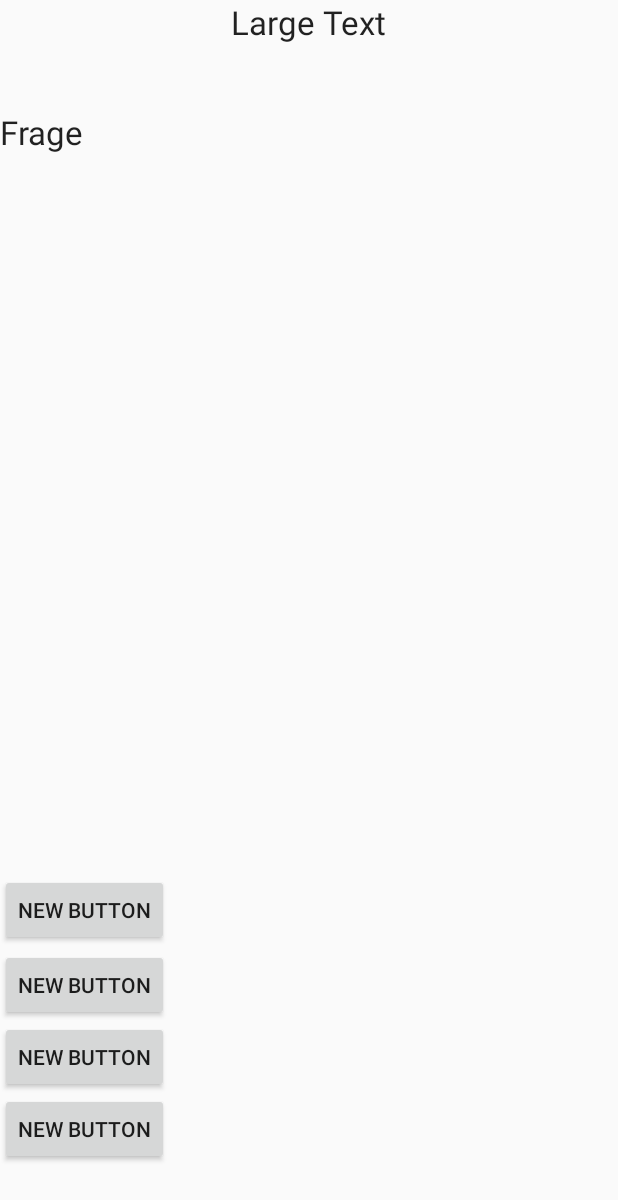
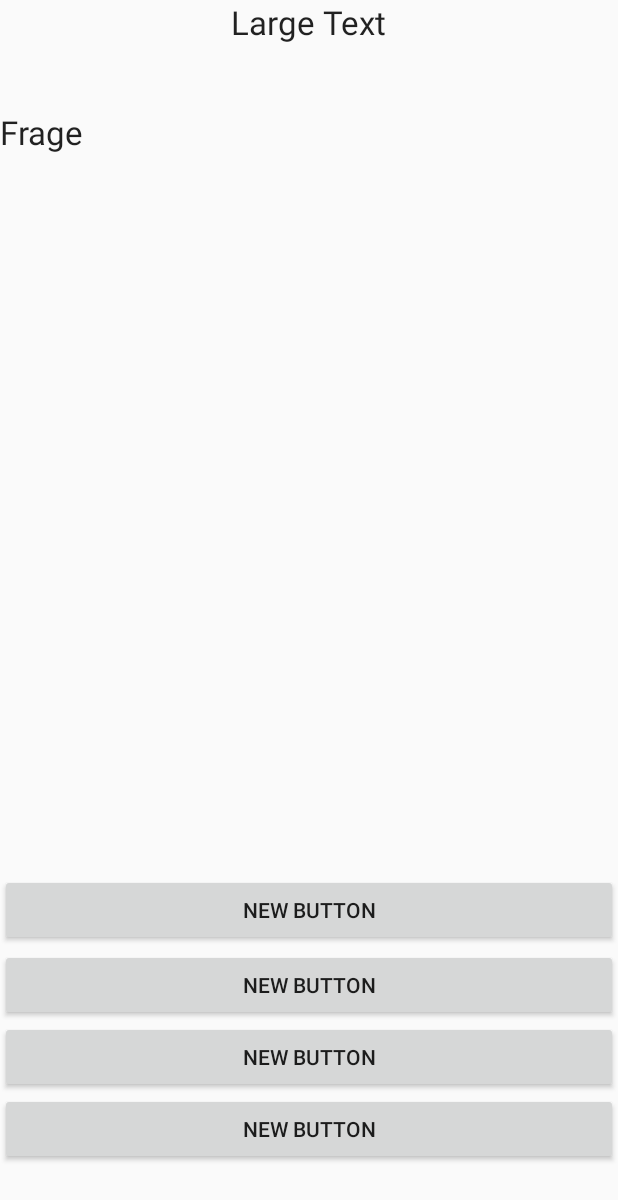
Before and after one commit to Infoabiquiz/Quizzing4Abi, an Android app: the layout active_question.xml on its own in the app's theme, with its tools: preview values and no code run, on a phone screen of 412 x 824 dp. Shown: the top 1200 px of the screen. Run offline under Robolectric (Android 15) with nearby library versions, the phone set to English and light mode, and no system bars.

Commit message:
active_question_layout

```diff
--- a/app/src/main/res/layout/active_question.xml
+++ b/app/src/main/res/layout/active_question.xml
@@ -42,7 +42,10 @@
         android:layout_alignParentBottom="true"
         android:layout_alignParentLeft="true"
         android:layout_alignParentStart="true"
-        android:layout_marginBottom="193dp" />
+        android:layout_marginBottom="193dp"
+        android:layout_toStartOf="@+id/active_question_difficulty"
+        android:layout_alignParentRight="true"
+        android:layout_alignParentEnd="true" />
 
     <Button
         android:layout_width="wrap_content"
@@ -52,7 +55,9 @@
         android:layout_alignTop="@+id/active_question_answer1"
         android:layout_alignParentLeft="true"
         android:layout_alignParentStart="true"
-        android:layout_marginTop="50dp" />
+        android:layout_marginTop="50dp"
+        android:layout_alignParentRight="true"
+        android:layout_alignParentEnd="true" />
 
     <Button
         android:layout_width="wrap_content"
@@ -61,7 +66,9 @@
         android:id="@+id/active_question_answer3"
         android:layout_below="@+id/active_question_answer2"
         android:layout_alignParentLeft="true"
-        android:layout_alignParentStart="true" />
+        android:layout_alignParentStart="true"
+        android:layout_alignParentRight="true"
+        android:layout_alignParentEnd="true" />
 
     <Button
         android:layout_width="wrap_content"
@@ -70,6 +77,8 @@
         android:id="@+id/active_question_answer4"
         android:layout_below="@+id/active_question_answer3"
         android:layout_alignParentLeft="true"
-        android:layout_alignParentStart="true" />
+        android:layout_alignParentStart="true"
+        android:layout_alignParentRight="true"
+        android:layout_alignParentEnd="true" />
 
 </RelativeLayout>
```
